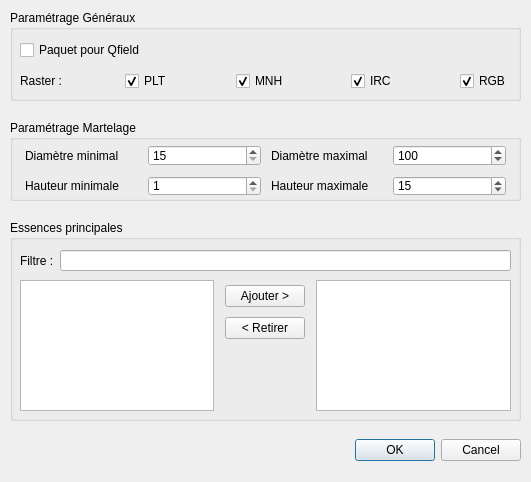
The window that Qracines/modules/tree_marking/create/tree_marking_create.ui (paul-carteron/Qracines) describes before a commit, drawn with Qt 5.
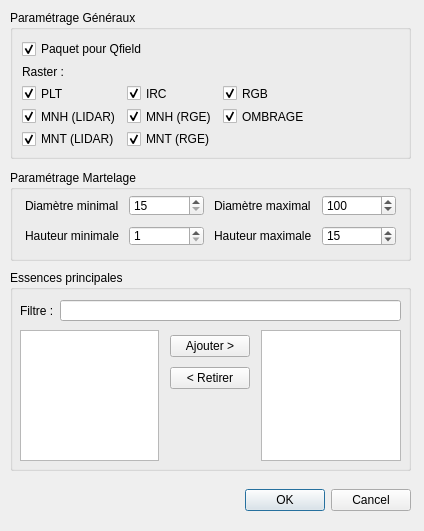
The same window after the commit. Custom widgets are drawn as their Qt base class.

Commit message: Ajout de la couche ombrage dans tree_marking

The edit to the form file:
```diff
--- a/Qracines/modules/tree_marking/create/tree_marking_create.ui
+++ b/Qracines/modules/tree_marking/create/tree_marking_create.ui
@@ -6,8 +6,8 @@
    <rect>
     <x>0</x>
     <y>0</y>
-    <width>531</width>
-    <height>482</height>
+    <width>424</width>
+    <height>531</height>
    </rect>
   </property>
   <property name="windowTitle">
@@ -17,8 +17,8 @@
    <property name="geometry">
     <rect>
      <x>10</x>
-     <y>220</y>
-     <width>511</width>
+     <y>270</y>
+     <width>401</width>
      <height>201</height>
     </rect>
    </property>
@@ -30,7 +30,7 @@
      <rect>
       <x>10</x>
       <y>60</y>
-      <width>491</width>
+      <width>381</width>
       <height>131</height>
      </rect>
     </property>
@@ -94,7 +94,7 @@
      <rect>
       <x>10</x>
       <y>30</y>
-      <width>491</width>
+      <width>381</width>
       <height>21</height>
      </rect>
     </property>
@@ -120,9 +120,9 @@
    <property name="geometry">
     <rect>
      <x>10</x>
-     <y>120</y>
-     <width>511</width>
-     <height>81</height>
+     <y>170</y>
+     <width>401</width>
+     <height>91</height>
     </rect>
    </property>
    <property name="title">
@@ -133,7 +133,7 @@
      <rect>
       <x>10</x>
       <y>20</y>
-      <width>491</width>
+      <width>381</width>
       <height>61</height>
      </rect>
     </property>
@@ -241,28 +241,16 @@
     <rect>
      <x>10</x>
      <y>10</y>
-     <width>511</width>
-     <height>91</height>
+     <width>401</width>
+     <height>149</height>
     </rect>
    </property>
    <property name="title">
     <string>Paramétrage Généraux</string>
    </property>
-   <widget class="QWidget" name="verticalLayoutWidget">
-    <property name="geometry">
-     <rect>
-      <x>10</x>
-      <y>20</y>
-      <width>491</width>
-      <height>61</height>
-     </rect>
-    </property>
     <layout class="QVBoxLayout" name="verticalLayout">
-     <property name="spacing">
-      <number>0</number>
-     </property>
      <item>
-      <layout class="QHBoxLayout" name="horizontalLayout_3">
+     <layout class="QHBoxLayout" name="horizontalLayout_2">
        <item>
         <widget class="QCheckBox" name="cb_package_for_qfield">
          <property name="toolTip">
@@ -275,7 +263,7 @@
           <string>Paquet pour Qfield</string>
          </property>
          <property name="checked">
-          <bool>false</bool>
+         <bool>true</bool>
          </property>
         </widget>
        </item>
@@ -295,14 +283,6 @@
       </layout>
      </item>
      <item>
-      <layout class="QHBoxLayout" name="horizontalLayout_2" stretch="0,0,0,0,0,0,0,0,0">
-       <property name="spacing">
-        <number>12</number>
-       </property>
-       <property name="sizeConstraint">
-        <enum>QLayout::SetNoConstraint</enum>
-       </property>
-       <item>
         <widget class="QLabel" name="label_layers_3">
          <property name="sizePolicy">
           <sizepolicy hsizetype="Fixed" vsizetype="Preferred">
@@ -316,77 +296,8 @@
         </widget>
        </item>
        <item>
-        <spacer name="horizontalSpacer_7">
-         <property name="orientation">
-          <enum>Qt::Horizontal</enum>
-         </property>
-         <property name="sizeHint" stdset="0">
-          <size>
-           <width>40</width>
-           <height>20</height>
-          </size>
-         </property>
-        </spacer>
-       </item>
-       <item>
-        <widget class="QCheckBox" name="cb_plt">
-         <property name="sizePolicy">
-          <sizepolicy hsizetype="Maximum" vsizetype="Fixed">
-           <horstretch>0</horstretch>
-           <verstretch>0</verstretch>
-          </sizepolicy>
-         </property>
-         <property name="text">
-          <string>PLT</string>
-         </property>
-         <property name="checked">
-          <bool>true</bool>
-         </property>
-        </widget>
-       </item>
-       <item>
-        <spacer name="horizontalSpacer_6">
-         <property name="orientation">
-          <enum>Qt::Horizontal</enum>
-         </property>
-         <property name="sizeHint" stdset="0">
-          <size>
-           <width>40</width>
-           <height>20</height>
-          </size>
-         </property>
-        </spacer>
-       </item>
-       <item>
-        <widget class="QCheckBox" name="cb_mnh">
-         <property name="sizePolicy">
-          <sizepolicy hsizetype="Maximum" vsizetype="Fixed">
-           <horstretch>0</horstretch>
-           <verstretch>0</verstretch>
-          </sizepolicy>
-         </property>
-         <property name="text">
-          <string>MNH</string>
-         </property>
-         <property name="checked">
-          <bool>true</bool>
-         </property>
-        </widget>
-       </item>
-       <item>
-        <spacer name="horizontalSpacer_4">
-         <property name="orientation">
-          <enum>Qt::Horizontal</enum>
-         </property>
-         <property name="sizeHint" stdset="0">
-          <size>
-           <width>40</width>
-           <height>20</height>
-          </size>
-         </property>
-        </spacer>
-       </item>
-       <item>
+     <layout class="QGridLayout" name="gridLayout">
+      <item row="0" column="1">
         <widget class="QCheckBox" name="cb_irc">
          <property name="sizePolicy">
           <sizepolicy hsizetype="Maximum" vsizetype="Fixed">
@@ -402,20 +313,23 @@
          </property>
         </widget>
        </item>
-       <item>
-        <spacer name="horizontalSpacer_3">
-         <property name="orientation">
-          <enum>Qt::Horizontal</enum>
-         </property>
-         <property name="sizeHint" stdset="0">
-          <size>
-           <width>40</width>
-           <height>20</height>
-          </size>
-         </property>
-        </spacer>
-       </item>
-       <item>
+      <item row="1" column="2">
+       <widget class="QCheckBox" name="cb_ombrage_mnh">
+        <property name="sizePolicy">
+         <sizepolicy hsizetype="Maximum" vsizetype="Fixed">
+          <horstretch>0</horstretch>
+          <verstretch>0</verstretch>
+         </sizepolicy>
+        </property>
+        <property name="text">
+         <string>OMBRAGE</string>
+        </property>
+        <property name="checked">
+         <bool>true</bool>
+        </property>
+       </widget>
+      </item>
+      <item row="0" column="2">
         <widget class="QCheckBox" name="cb_rgb">
          <property name="sizePolicy">
           <sizepolicy hsizetype="Maximum" vsizetype="Fixed">
@@ -431,17 +345,109 @@
          </property>
         </widget>
        </item>
+      <item row="1" column="1">
+       <widget class="QCheckBox" name="cb_mnh_rge">
+        <property name="sizePolicy">
+         <sizepolicy hsizetype="Maximum" vsizetype="Fixed">
+          <horstretch>0</horstretch>
+          <verstretch>0</verstretch>
+         </sizepolicy>
+        </property>
+        <property name="text">
+         <string>MNH (RGE)</string>
+        </property>
+        <property name="checked">
+         <bool>true</bool>
+        </property>
+       </widget>
+      </item>
+      <item row="2" column="0">
+       <widget class="QCheckBox" name="cb_mnt_lidar">
+        <property name="sizePolicy">
+         <sizepolicy hsizetype="Maximum" vsizetype="Fixed">
+          <horstretch>0</horstretch>
+          <verstretch>0</verstretch>
+         </sizepolicy>
+        </property>
+        <property name="text">
+         <string>MNT (LIDAR)</string>
+        </property>
+        <property name="checked">
+         <bool>true</bool>
+        </property>
+       </widget>
+      </item>
+      <item row="2" column="1">
+       <widget class="QCheckBox" name="cb_mnt_rge">
+        <property name="sizePolicy">
+         <sizepolicy hsizetype="Maximum" vsizetype="Fixed">
+          <horstretch>0</horstretch>
+          <verstretch>0</verstretch>
+         </sizepolicy>
+        </property>
+        <property name="text">
+         <string>MNT (RGE)</string>
+        </property>
+        <property name="checked">
+         <bool>true</bool>
+        </property>
+       </widget>
+      </item>
+      <item row="0" column="0">
+       <widget class="QCheckBox" name="cb_plt">
+        <property name="sizePolicy">
+         <sizepolicy hsizetype="Maximum" vsizetype="Fixed">
+          <horstretch>0</horstretch>
+          <verstretch>0</verstretch>
+         </sizepolicy>
+        </property>
+        <property name="text">
+         <string>PLT</string>
+        </property>
+        <property name="checked">
+         <bool>true</bool>
+        </property>
+       </widget>
+      </item>
+      <item row="1" column="0">
+       <widget class="QCheckBox" name="cb_mnh_lidar">
+        <property name="sizePolicy">
+         <sizepolicy hsizetype="Maximum" vsizetype="Fixed">
+          <horstretch>0</horstretch>
+          <verstretch>0</verstretch>
+         </sizepolicy>
+        </property>
+        <property name="text">
+         <string>MNH (LIDAR)</string>
+        </property>
+        <property name="checked">
+         <bool>true</bool>
+        </property>
+       </widget>
+      </item>
+      <item row="1" column="3">
+       <spacer name="horizontalSpacer_2">
+        <property name="orientation">
+         <enum>Qt::Horizontal</enum>
+        </property>
+        <property name="sizeHint" stdset="0">
+         <size>
+          <width>40</width>
+          <height>20</height>
+         </size>
+        </property>
+       </spacer>
+      </item>
       </layout>
      </item>
     </layout>
-   </widget>
   </widget>
   <widget class="QWidget" name="horizontalLayoutWidget">
    <property name="geometry">
     <rect>
      <x>10</x>
-     <y>430</y>
-     <width>511</width>
+     <y>480</y>
+     <width>401</width>
      <height>41</height>
     </rect>
    </property>
```
Lines whose indentation alone changed are shown as unchanged. The commit also changes 4 other files.
